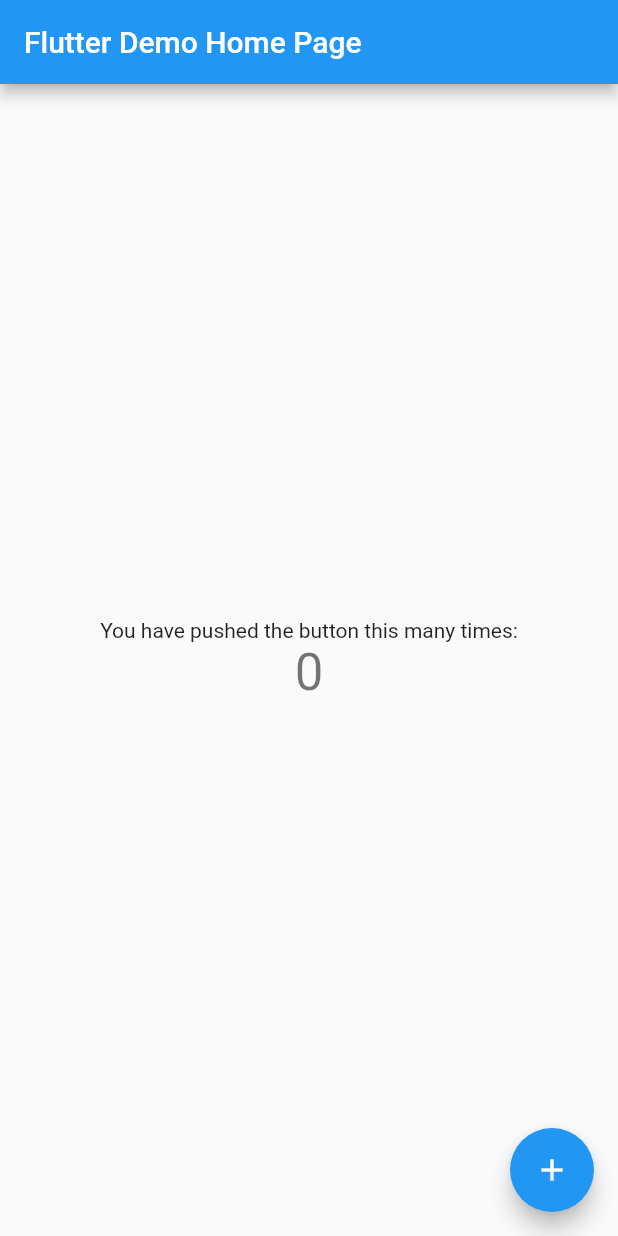
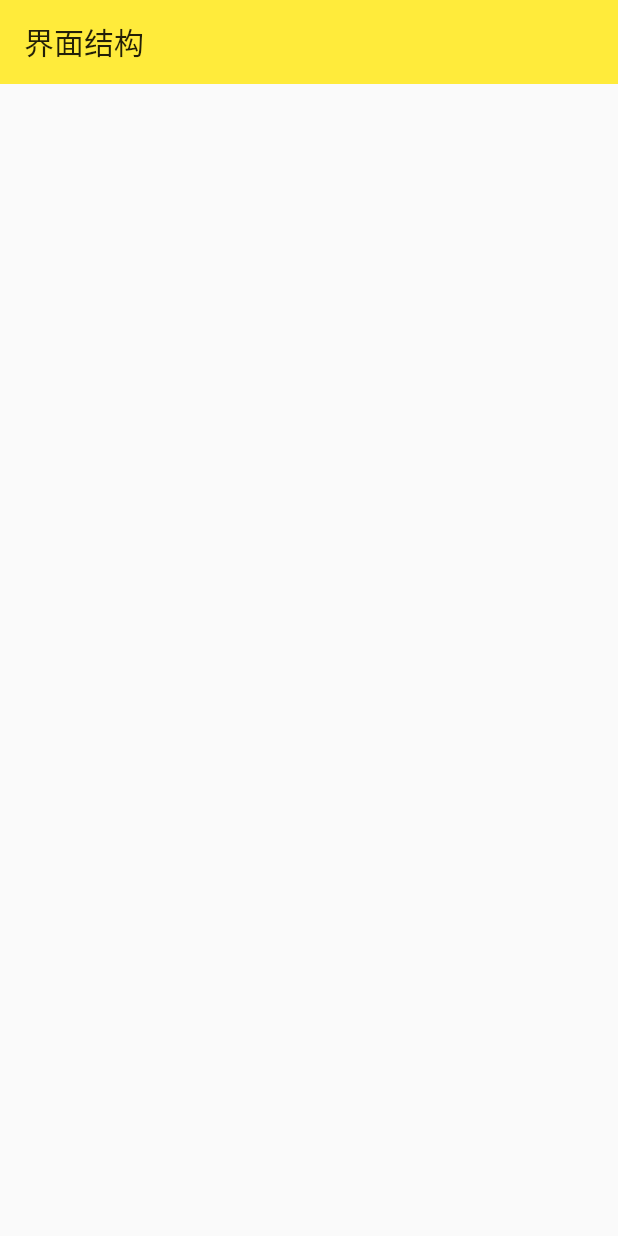
Before and after one commit to LYFGH/yafei_flutter, a Flutter app: the screen it shows after launch, on a phone screen of 412 x 824 dp. Run offline on Flutter 3.47's test engine with Material 2 defaults, Android fonts, the phone set to English and light mode, and no system bars.

Commit message:
界面结构开始

```diff
--- /dev/null
+++ b/lib/demo/two_page.dart
@@ -0,0 +1,21 @@
+import 'package:flutter/material.dart';
+
+class TwoPage extends StatelessWidget {
+
+
+  @override
+  Widget build(BuildContext context) {
+    return Scaffold(
+      appBar: AppBar(
+        title: Text('界面结构 '),
+        //阴影
+        elevation: 0.0,
+      ),
+
+      body: Center(
+
+      ),
+
+    );
+  }
+}
--- a/lib/main.dart
+++ b/lib/main.dart
@@ -1,111 +1,28 @@
 import 'package:flutter/material.dart';
+import 'demo/one_page.dart';
+import 'demo/two_page.dart';
 
-void main() => runApp(MyApp());
 
-class MyApp extends StatelessWidget {
-  // This widget is the root of your application.
+
+void main(){
+
+
+  runApp(App());
+}
+
+
+class App extends StatelessWidget {
+  const App({Key key}) : super(key: key);
+
   @override
   Widget build(BuildContext context) {
     return MaterialApp(
-      title: 'Flutter Demo',
+      title: 'yafei_flutter',
+      home: TwoPage(),
       theme: ThemeData(
-        // This is the theme of your application.
-        //
-        // Try running your application with "flutter run". You'll see the
-        // application has a blue toolbar. Then, without quitting the app, try
-        // changing the primarySwatch below to Colors.green and then invoke
-        // "hot reload" (press "r" in the console where you ran "flutter run",
-        // or simply save your changes to "hot reload" in a Flutter IDE).
-        // Notice that the counter didn't reset back to zero; the application
-        // is not restarted.
-        primarySwatch: Colors.blue,
+        // primaryColor: Colors.yellow,
+        primarySwatch: Colors.yellow
       ),
-      home: MyHomePage(title: 'Flutter Demo Home Page'),
     );
   }
 }
-
-class MyHomePage extends StatefulWidget {
-  MyHomePage({Key key, this.title}) : super(key: key);
-
-  // This widget is the home page of your application. It is stateful, meaning
-  // that it has a State object (defined below) that contains fields that affect
-  // how it looks.
-
-  // This class is the configuration for the state. It holds the values (in this
-  // case the title) provided by the parent (in this case the App widget) and
-  // used by the build method of the State. Fields in a Widget subclass are
-  // always marked "final".
-
-  final String title;
-
-  @override
-  _MyHomePageState createState() => _MyHomePageState();
-}
-
-class _MyHomePageState extends State<MyHomePage> {
-  int _counter = 0;
-
-  void _incrementCounter() {
-    setState(() {
-      // This call to setState tells the Flutter framework that something has
-      // changed in this State, which causes it to rerun the build method below
-      // so that the display can reflect the updated values. If we changed
-      // _counter without calling setState(), then the build method would not be
-      // called again, and so nothing would appear to happen.
-      _counter++;
-    });
-  }
-
-  @override
-  Widget build(BuildContext context) {
-    // This method is rerun every time setState is called, for instance as done
-    // by the _incrementCounter method above.
-    //
-    // The Flutter framework has been optimized to make rerunning build methods
-    // fast, so that you can just rebuild anything that needs updating rather
-    // than having to individually change instances of widgets.
-    return Scaffold(
-      appBar: AppBar(
-        // Here we take the value from the MyHomePage object that was created by
-        // the App.build method, and use it to set our appbar title.
-        title: Text(widget.title),
-      ),
-      body: Center(
-        // Center is a layout widget. It takes a single child and positions it
-        // in the middle of the parent.
-        child: Column(
-          // Column is also layout widget. It takes a list of children and
-          // arranges them vertically. By default, it sizes itself to fit its
-          // children horizontally, and tries to be as tall as its parent.
-          //
-          // Invoke "debug painting" (press "p" in the console, choose the
-          // "Toggle Debug Paint" action from the Flutter Inspector in Android
-          // Studio, or the "Toggle Debug Paint" command in Visual Studio Code)
-          // to see the wireframe for each widget.
-          //
-          // Column has various properties to control how it sizes itself and
-          // how it positions its children. Here we use mainAxisAlignment to
-          // center the children vertically; the main axis here is the vertical
-          // axis because Columns are vertical (the cross axis would be
-          // horizontal).
-          mainAxisAlignment: MainAxisAlignment.center,
-          children: <Widget>[
-            Text(
-              'You have pushed the button this many times:',
-            ),
-            Text(
-              '$_counter',
-              style: Theme.of(context).textTheme.display1,
-            ),
-          ],
-        ),
-      ),
-      floatingActionButton: FloatingActionButton(
-        onPressed: _incrementCounter,
-        tooltip: 'Increment',
-        child: Icon(Icons.add),
-      ), // This trailing comma makes auto-formatting nicer for build methods.
-    );
-  }
-}
```
Also changed, not shown: lib/demo/one_page.dart (added, +100 -0 lines), lib/model/post.dart (added, +108 -0 lines), 33 other files.
